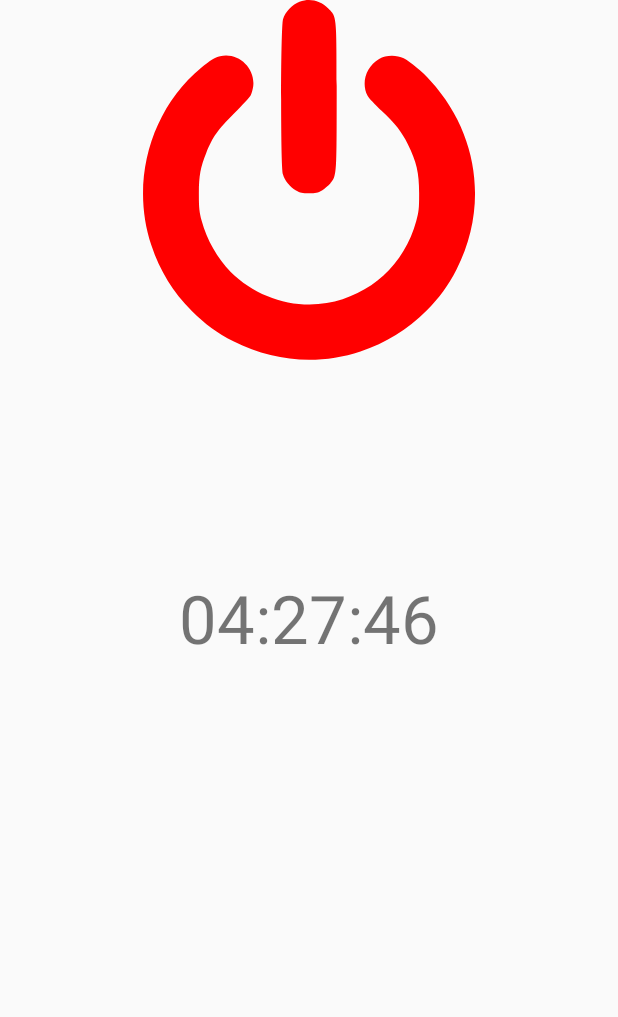
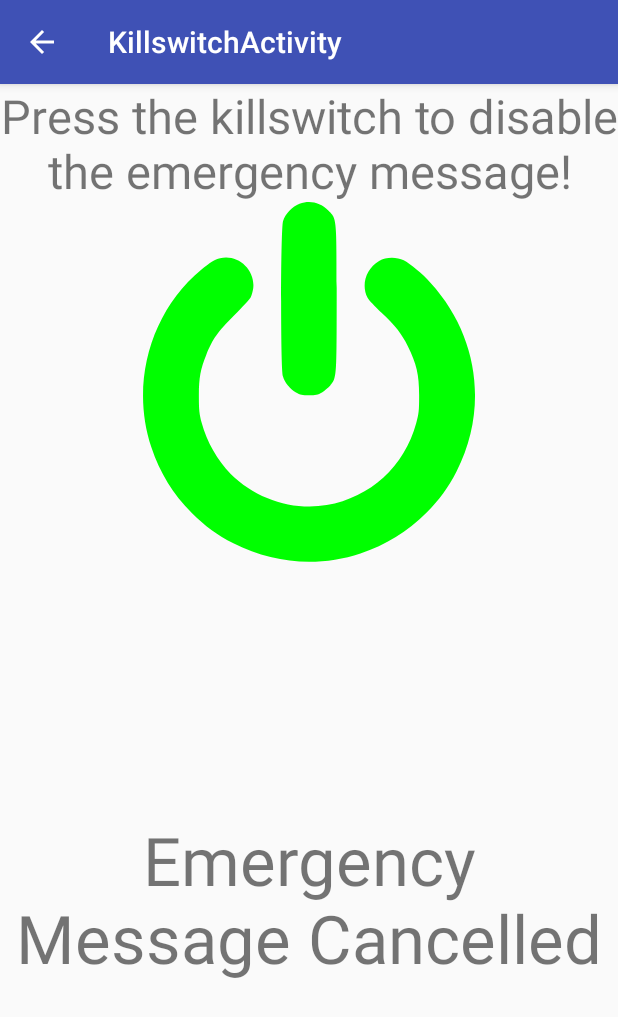
Before and after one commit to emayer2/CycLife, an Android app: the KillswitchActivity screen opened directly, with no data from a screen before it, after a tap on an icon or button, on a phone screen of 412 x 824 dp. Shown: the top 1017 px of the screen. Run offline under Robolectric (Android 15) with nearby library versions, the phone set to English and light mode, and no system bars.

Commit message:
"Major progress on killswitch functionality and UI, next step: setting up and reading settings"

```diff
--- a/App/app/src/main/AndroidManifest.xml
+++ b/App/app/src/main/AndroidManifest.xml
@@ -9,6 +9,8 @@
     <uses-permission android:name="android.permission.CALL_PHONE" />
     <uses-permission android:name="android.permission.CALL_PRIVILEGED" />
     <uses-permission android:name="android.permission.READ_CONTACTS" />
+    <uses-permission android:name="android.permission.SEND_SMS" />
+    <uses-permission android:name="android.permission.VIBRATE"/>
 
     <category android:name="android.intent.category.DEFAULT" />
 
@@ -22,6 +24,7 @@
         <activity
             android:name=".MainActivity"
             android:label="@string/app_name"
+            android:configChanges="orientation|keyboardHidden|screenSize"
             android:theme="@style/AppTheme.NoActionBar">
             <intent-filter>
                 <action android:name="android.intent.action.MAIN" />
@@ -44,6 +47,7 @@
         <activity
             android:name=".KillswitchActivity"
             android:label="KillswitchActivity"
+            android:configChanges="orientation|keyboardHidden|screenSize"
             android:parentActivityName=".MainActivity">
             <meta-data
                 android:name="android.support.PARENT_ACTIVITY"
--- a/App/app/src/main/java/edu/uw/cyclife/cyclifeapp/KillswitchActivity.java
+++ b/App/app/src/main/java/edu/uw/cyclife/cyclifeapp/KillswitchActivity.java
@@ -1,84 +1,47 @@
 package edu.uw.cyclife.cyclifeapp;
-//
-//import android.os.Bundle;
-//import android.os.CountDownTimer;
-//import android.view.View;
-//import android.widget.Button;
-//import android.widget.TextView;
-//import android.view.View.OnClickListener;
-//import android.app.Activity;
-//
-///**
-// * Created by keegangriffee on 4/23/17.
-// */
-//
-//public class KillswitchActivity extends Activity implements OnClickListener {
-//    private CountDownTimer countDownTimer;
-//    private boolean timerHasStarted = false;
-//    private Button startB;
-//    public TextView text;
-//
-//    private final long startTime = 30 * 1000;
-//    private final long interval = 1 * 1000;
-//
-//    @Override
-//    public void onCreate(Bundle savedInstanceState) {
-//        super.onCreate(savedInstanceState);
-//        setContentView(R.layout.kill_switch_timer);
-//        startB = (Button) this.findViewById(R.id.button);
-//        startB.setOnClickListener(this);
-//        text = (TextView) this.findViewById(R.id.timer);
-//        countDownTimer = new MyCountDownTimer(startTime, interval);
-//        text.setText(text.getText() + String.valueOf(startTime / 1000));
-//    }
-//
-//    @Override
-//    public void onClick(View v) {
-//        if (!timerHasStarted) {
-//            countDownTimer.start();
-//            timerHasStarted = true;
-//            startB.setText("STOP");
-//        } else {
-//            countDownTimer.cancel();
-//            timerHasStarted = false;
-//            startB.setText("RESTART");
-//        }
-//    }
-//
-//    public class MyCountDownTimer extends CountDownTimer {
-//        public MyCountDownTimer(long startTime, long interval) {
-//            super(startTime, interval);
-//        }
-//
-//        @Override
-//        public void onFinish() {
-//            text.setText("Time's up!");
-//        }
-//
-//        @Override
-//        public void onTick(long millisUntilFinished) {
-//            text.setText("" + millisUntilFinished / 1000);
-//        }
-//    }
-//}
 
+import android.Manifest;
 import android.app.Activity;
+import android.app.PendingIntent;
+import android.content.Context;
+import android.content.Intent;
+import android.media.Ringtone;
+import android.media.RingtoneManager;
+import android.net.Uri;
 import android.os.Bundle;
 import android.os.CountDownTimer;
+import android.os.Vibrator;
+import android.support.v4.app.ActivityCompat;
+import android.support.v7.app.AppCompatActivity;
+import android.telephony.SmsManager;
 import android.view.View;
+import android.view.animation.AlphaAnimation;
+import android.view.animation.Animation;
+import android.view.animation.LinearInterpolator;
 import android.widget.Button;
 import android.widget.TextView;
+import android.widget.Toast;
 
+import java.util.ArrayList;
 import java.util.concurrent.TimeUnit;
 
+import static android.R.id.message;
 
-public class KillswitchActivity extends Activity {
+
+public class KillswitchActivity extends AppCompatActivity {
     TextView text1;
+    TextView infoText;
+    boolean outOfTime;
+    Ringtone r;
+    Vibrator vib;
 
-    private static final String FORMAT = "%02d:%02d:%02d";
+    private static final String FORMAT = "%02d:%02d";
 
     int seconds , minutes;
-
+    // Start without a delay
+    // Vibrate for 100 milliseconds
+    // Sleep for 1000 milliseconds
+    long[] pattern = {0, 100, 1000};
 
     @Override
     public void onCreate(Bundle savedInstanceState) {
@@ -86,21 +49,41 @@ public class KillswitchActivity extends Activity {
         super.onCreate(savedInstanceState);
         setContentView(R.layout.kill_switch_timer);
 
+        ActivityCompat.requestPermissions(this,new String[]{Manifest.permission.SEND_SMS},1);
+
         text1=(TextView)findViewById(R.id.timer_countdown);
+        infoText=(TextView)findViewById(R.id.info_message);
+        infoText.setText("Press the killswitch to disable the emergency message!");
 
+        outOfTime = false;
         final Button killbutton = (Button)findViewById(R.id.kill_button);
-        killbutton.setOnClickListener(new View.OnClickListener() {
-            public void onClick(View v) {
-                // TODO: Kill timer, go back to home screen
-            }
-        });
 
-        new CountDownTimer(16069000, 1000) { // adjust the milli seconds here
+        // Code to blink the kill switch on and off drawing attention until the user pushes it
+        final Animation animation = new AlphaAnimation(1, 0); // Change alpha from fully visible to invisible
+        animation.setDuration(500); // duration - half a second
+        animation.setInterpolator(new LinearInterpolator()); // do not alter animation rate
+        animation.setRepeatCount(Animation.INFINITE); // Repeat animation infinitely
+        animation.setRepeatMode(Animation.REVERSE); // Reverse animation at the end so the button will fade back in
+        final Button btn = (Button) findViewById(R.id.kill_button);
+        btn.startAnimation(animation);
+
+        try {
+            Uri notification = RingtoneManager.getDefaultUri(RingtoneManager.TYPE_ALARM);
+            r = RingtoneManager.getRingtone(getApplicationContext(), notification);
+            r.play();
+        } catch (Exception e) {
+            e.printStackTrace();
+        }
+
+        vib = (Vibrator) getSystemService(Context.VIBRATOR_SERVICE);
+        // Vibrate for 500 milliseconds
+        vib.vibrate(pattern, 0);
+
+        final CountDownTimer ks = new CountDownTimer(10000, 1000) { // adjust the milli seconds here
 
             public void onTick(long millisUntilFinished) {
 
                 text1.setText(""+String.format(FORMAT,
-                        TimeUnit.MILLISECONDS.toHours(millisUntilFinished),
                         TimeUnit.MILLISECONDS.toMinutes(millisUntilFinished) - TimeUnit.HOURS.toMinutes(
                                 TimeUnit.MILLISECONDS.toHours(millisUntilFinished)),
                         TimeUnit.MILLISECONDS.toSeconds(millisUntilFinished) - TimeUnit.MINUTES.toSeconds(
@@ -108,11 +91,34 @@ public class KillswitchActivity extends Activity {
             }
 
             public void onFinish() {
-                text1.setText("done!");
+                // TODO: Send messages to a list of contacts, currently only does one
+                // TODO: Use the user's setting for the emergency message
+                try {
+                    SmsManager smsManager = SmsManager.getDefault();
+                    ArrayList<String> msgArray = smsManager.divideMessage("test");
+                    smsManager.sendMultipartTextMessage("1234567890", null,msgArray, null, null);
+                    Toast.makeText(getApplicationContext(), "Message Sent",Toast.LENGTH_LONG).show();
+                } catch (Exception ex) {
+                    Toast.makeText(getApplicationContext(), ex.getMessage().toString(), Toast.LENGTH_LONG).show();
+                    ex.printStackTrace();
+                }
+                findViewById(R.id.kill_button).setBackgroundResource(R.drawable.power_button_black);
+                text1.setText("Emergency Message Sent");
+                outOfTime = true;
             }
         }.start();
 
-
+        killbutton.setOnClickListener(new View.OnClickListener() {
+            public void onClick(View v) {
+                v.clearAnimation();
+                r.stop();
+                vib.cancel();
+                if (!outOfTime) {
+                    ks.cancel();
+                    findViewById(R.id.kill_button).setBackgroundResource(R.drawable.power_button_green);
+                    text1.setText("Emergency Message Cancelled");
+                }
+            }
+        });
     }
-
 }
--- /dev/null
+++ b/App/app/src/main/res/drawable/power_button_black.xml
@@ -0,0 +1,8 @@
+<?xml version="1.0" encoding="utf-8"?>
+<vector android:height="240dp" android:viewportHeight="338.0"
+    android:viewportWidth="338.0" android:width="240dp" xmlns:android="http://schemas.android.com/apk/res/android">
+    <path android:fillColor="#000000" android:id="@+id/b1"
+        android:pathData="M160.1,1.7c-6.5,2.3 -13.6,9.8 -15.5,16.4 -2.3,7.7 -2.4,137.8 -0.1,145.5 1.8,6.1 6.2,11.6 12.3,15.2 4,2.3 5.8,2.7 12.2,2.7 6.4,0 8.2,-0.4 12.2,-2.7 2.5,-1.6 6,-4.5 7.8,-6.5 6,-7.4 6,-6.9 6,-81.3 0,-77.4 0.2,-74.9 -7.9,-83 -7.5,-7.5 -17.2,-9.8 -27,-6.3z" android:strokeColor="#00000000"/>
+    <path android:fillColor="#000000" android:id="@+id/b2"
+        android:pathData="M85.5,52.9c-5,1.2 -9.6,4.1 -17.7,10.8 -47.8,39.7 -66.7,107.1 -46.8,166.6 8,24 20.4,44.1 38,61.7 12.3,12.3 23.8,20.7 39,28.5 37.6,19.2 79.9,22.6 119.3,9.5 23.9,-8 44.1,-20.4 61.7,-38 12.3,-12.3 20.7,-23.8 28.5,-39 30.1,-59 20.6,-128 -24.5,-177.3 -7.4,-8.1 -19,-17.7 -25.1,-20.9 -6.6,-3.4 -16.8,-3.2 -23.1,0.5 -12.3,7.2 -17.1,22.5 -10.8,34.6 1,2 7.1,8.5 13.4,14.4 12.7,11.9 18.4,19.1 24.4,31.2 8.3,16.8 10.7,27.1 10.6,47 0,13.2 -0.3,16.2 -2.7,25 -11.1,40.7 -42.8,69.8 -84.1,77.1 -31.6,5.5 -66.7,-5.9 -90.1,-29.3 -12.2,-12.2 -22.5,-30.2 -27.2,-47.8 -2.3,-8.7 -2.7,-12 -2.7,-25 -0.1,-17 1.4,-25.2 6.9,-38.9 6.2,-15.3 10.9,-22 26.1,-37.1 7.8,-7.7 14.8,-15.4 15.7,-17.1 0.9,-1.7 1.9,-5.3 2.3,-8.1 2.3,-17.4 -14.2,-32.5 -31.1,-28.4z" android:strokeColor="#00000000"/>
+</vector>
--- /dev/null
+++ b/App/app/src/main/res/drawable/power_button_orange.xml
@@ -0,0 +1,8 @@
+<?xml version="1.0" encoding="utf-8"?>
+<vector android:height="240dp" android:viewportHeight="338.0"
+    android:viewportWidth="338.0" android:width="240dp" xmlns:android="http://schemas.android.com/apk/res/android">
+    <path android:fillColor="#ff6700" android:id="@+id/b1"
+        android:pathData="M160.1,1.7c-6.5,2.3 -13.6,9.8 -15.5,16.4 -2.3,7.7 -2.4,137.8 -0.1,145.5 1.8,6.1 6.2,11.6 12.3,15.2 4,2.3 5.8,2.7 12.2,2.7 6.4,0 8.2,-0.4 12.2,-2.7 2.5,-1.6 6,-4.5 7.8,-6.5 6,-7.4 6,-6.9 6,-81.3 0,-77.4 0.2,-74.9 -7.9,-83 -7.5,-7.5 -17.2,-9.8 -27,-6.3z" android:strokeColor="#00000000"/>
+    <path android:fillColor="#ff6700" android:id="@+id/b2"
+        android:pathData="M85.5,52.9c-5,1.2 -9.6,4.1 -17.7,10.8 -47.8,39.7 -66.7,107.1 -46.8,166.6 8,24 20.4,44.1 38,61.7 12.3,12.3 23.8,20.7 39,28.5 37.6,19.2 79.9,22.6 119.3,9.5 23.9,-8 44.1,-20.4 61.7,-38 12.3,-12.3 20.7,-23.8 28.5,-39 30.1,-59 20.6,-128 -24.5,-177.3 -7.4,-8.1 -19,-17.7 -25.1,-20.9 -6.6,-3.4 -16.8,-3.2 -23.1,0.5 -12.3,7.2 -17.1,22.5 -10.8,34.6 1,2 7.1,8.5 13.4,14.4 12.7,11.9 18.4,19.1 24.4,31.2 8.3,16.8 10.7,27.1 10.6,47 0,13.2 -0.3,16.2 -2.7,25 -11.1,40.7 -42.8,69.8 -84.1,77.1 -31.6,5.5 -66.7,-5.9 -90.1,-29.3 -12.2,-12.2 -22.5,-30.2 -27.2,-47.8 -2.3,-8.7 -2.7,-12 -2.7,-25 -0.1,-17 1.4,-25.2 6.9,-38.9 6.2,-15.3 10.9,-22 26.1,-37.1 7.8,-7.7 14.8,-15.4 15.7,-17.1 0.9,-1.7 1.9,-5.3 2.3,-8.1 2.3,-17.4 -14.2,-32.5 -31.1,-28.4z" android:strokeColor="#00000000"/>
+</vector>
--- a/App/app/src/main/res/layout/kill_switch_timer.xml
+++ b/App/app/src/main/res/layout/kill_switch_timer.xml
@@ -5,14 +5,26 @@
     android:layout_width="match_parent"
     android:layout_height="match_parent"
     app:layout_behavior="@string/appbar_scrolling_view_behavior"
-    tools:context="edu.uw.cyclife.cyclifeapp.MainActivity"
+    tools:context="edu.uw.cyclife.cyclifeapp.KillswitchActivity"
     tools:showIn="@layout/app_bar_main">
 
+    <TextView
+        android:id="@+id/info_message"
+        android:layout_width="wrap_content"
+        android:layout_height="wrap_content"
+        android:gravity="center"
+        android:text="LARGE TEXT"
+        android:textSize="14pt"
+        app:layout_constraintLeft_toLeftOf="parent"
+        app:layout_constraintRight_toRightOf="parent"
+        app:layout_constraintTop_toTopOf="parent" />
     <Button
         android:id="@+id/kill_button"
-        android:background="@drawable/power_button_red"
+        android:background="@drawable/power_button_orange"
         android:layout_height="wrap_content"
         android:layout_width="wrap_content"
+        android:gravity="center"
+        app:layout_constraintTop_toBottomOf="@id/info_message"
         app:layout_constraintLeft_toLeftOf="parent"
         app:layout_constraintRight_toRightOf="parent" />
     <TextView
@@ -20,11 +32,12 @@
         android:layout_width="wrap_content"
         android:layout_height="wrap_content"
         android:text="LARGE TEXT"
+        android:gravity="center"
         android:textSize="20pt"
         app:layout_constraintBottom_toBottomOf="parent"
         app:layout_constraintLeft_toLeftOf="parent"
         app:layout_constraintRight_toRightOf="parent"
-        app:layout_constraintTop_toTopOf="parent" />
+        app:layout_constraintTop_toBottomOf="@id/kill_button" />
     <ListView
         android:id="@+id/bt_list"
         android:layout_width="wrap_content"
--- a/App/build.gradle
+++ b/App/build.gradle
@@ -5,7 +5,7 @@ buildscript {
         jcenter()
     }
     dependencies {
-        classpath 'com.android.tools.build:gradle:2.3.0'
+        classpath 'com.android.tools.build:gradle:2.3.1'
 
         // NOTE: Do not place your application dependencies here; they belong
         // in the individual module build.gradle files
```
